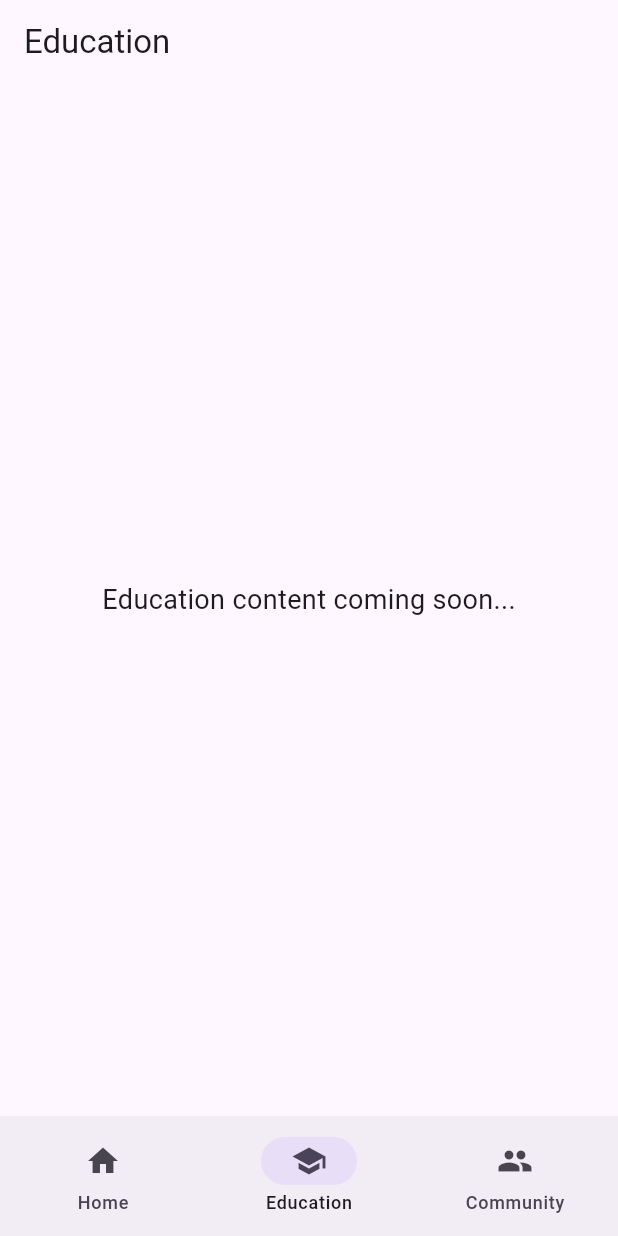
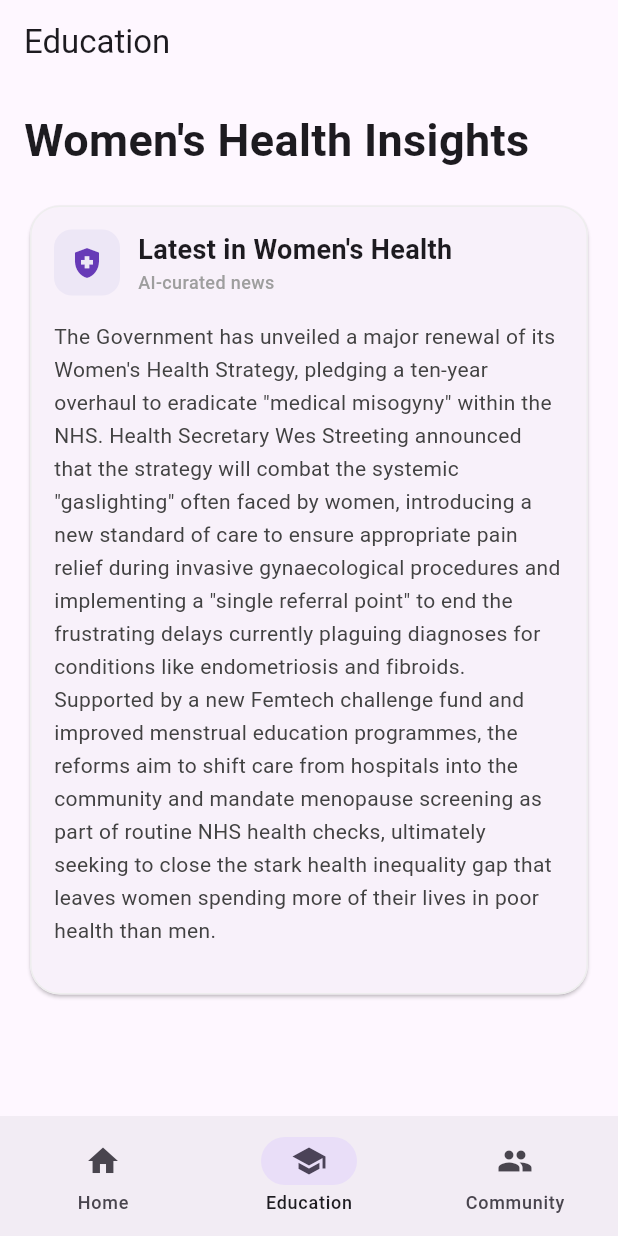
Before and after one commit to jamienoble/BGP, a Flutter app: the screen it shows once a user with an empty profile is signed in, item 2 of the bottom bar chosen, on a phone screen of 412 x 824 dp. Run offline on Flutter 3.47's test engine with Material 3 defaults, Android fonts, the phone set to English and light mode, and no system bars; our stand-ins replace connectivity_plus, firebase_messaging, flutter_local_notifications, pedometer, permission_handler, shared_preferences and 1 more; missing offline and left inert: device_apps; accounts and stored records are empty.

Commit message:
+ education page changes

```diff
--- a/walkies/lib/screens/education_screen.dart
+++ b/walkies/lib/screens/education_screen.dart
@@ -5,10 +5,92 @@ class EducationScreen extends StatelessWidget {
 
   @override
   Widget build(BuildContext context) {
-    return const Center(
-      child: Text(
-        'Education content coming soon...',
-        style: TextStyle(fontSize: 18),
+    return SingleChildScrollView(
+      padding: const EdgeInsets.all(16.0),
+      child: Column(
+        crossAxisAlignment: CrossAxisAlignment.start,
+        children: [
+          Text(
+            'Women\'s Health Insights',
+            style: const TextStyle(fontSize: 30, fontWeight: FontWeight.w700),
+          ),
+          const SizedBox(height: 18),
+          // Health News Summary Box
+          Card(
+            elevation: 1,
+            shape: RoundedRectangleBorder(
+              borderRadius: BorderRadius.circular(20),
+              side: BorderSide(color: Colors.grey.shade200),
+            ),
+            child: Padding(
+              padding: const EdgeInsets.all(16),
+              child: Column(
+                crossAxisAlignment: CrossAxisAlignment.start,
+                children: [
+                  // Header with icon
+                  Row(
+                    children: [
+                      Container(
+                        padding: const EdgeInsets.all(10),
+                        decoration: BoxDecoration(
+                          color: Colors.deepPurple.shade50,
+                          borderRadius: BorderRadius.circular(12),
+                        ),
+                        child: Icon(
+                          Icons.health_and_safety,
+                          color: Colors.deepPurple,
+                          size: 24,
+                        ),
+                      ),
+                      const SizedBox(width: 12),
+                      Expanded(
+                        child: Column(
+                          crossAxisAlignment: CrossAxisAlignment.start,
+                          children: [
+                            Text(
+                              'Latest in Women\'s Health',
+                              style: const TextStyle(
+                                fontSize: 18,
+                                fontWeight: FontWeight.w700,
+                              ),
+                            ),
+                            Text(
+                              'AI-curated news',
+                              style: TextStyle(
+                                fontSize: 12,
+                                color: Colors.grey.shade500,
+                                fontWeight: FontWeight.w500,
+                              ),
+                            ),
+                          ],
+                        ),
+                      ),
+                    ],
+                  ),
+                  const SizedBox(height: 16),
+                  // News content
+                  Text(
+                    'The Government has unveiled a major renewal of its Women\'s Health Strategy, pledging a ten-year overhaul to eradicate "medical misogyny" within the NHS. Health Secretary Wes Streeting announced that the strategy will combat the systemic "gaslighting" often faced by women, introducing a new standard of care to ensure appropriate pain relief during invasive gynaecological procedures and implementing a "single referral point" to end the frustrating delays currently plaguing diagnoses for conditions like endometriosis and fibroids. Supported by a new Femtech challenge fund and improved menstrual education programmes, the reforms aim to shift care from hospitals into the community and mandate menopause screening as part of routine NHS health checks, ultimately seeking to close the stark health inequality gap that leaves women spending more of their lives in poor health than men.',
+                    style: TextStyle(
+                      fontSize: 14,
+                      height: 1.6,
+                      color: Colors.grey.shade800,
+                    ),
+                  ),
+                  const SizedBox(height: 16),
+                  // TODO: Add dynamic content push logic here
+                  // This space is reserved for:
+                  // - Fetching latest health news from API
+                  // - AI summarization service integration
+                  // - User notification preferences
+                  // - News refresh timestamps
+                ],
+              ),
+            ),
+          ),
+          const SizedBox(height: 24),
+          // TODO: Add additional education content sections below
+        ],
       ),
     );
   }
```
Also changed, not shown: 1 other file.
